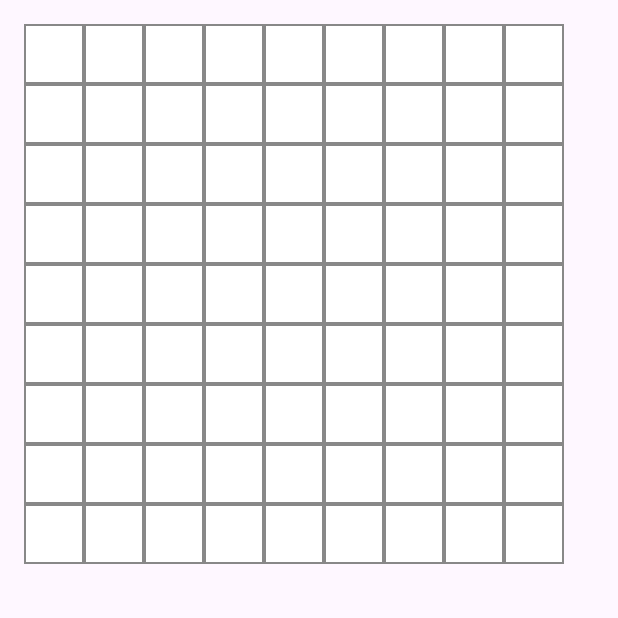
After one commit to gianlucaquaranta/Sudoku-RunTeam, an Android app built with Jetpack Compose: the composable SudokuGrid shown on its own in the app's theme, on a phone screen of 412 x 824 dp, the top half of it. The commit adds this screen. Run offline under Robolectric (Android 15) with nearby library versions, the phone set to English and light mode, and no system bars; libraries missing offline, so code that uses them is left out: it.uniroma2; 1 statement that could not run was skipped.

Commit message:
Scheletro schermata di gioco

```diff
--- a/app/build.gradle.kts
+++ b/app/build.gradle.kts
@@ -49,6 +49,9 @@ dependencies {
     implementation(libs.androidx.ui.graphics)
     implementation(libs.androidx.ui.tooling.preview)
     implementation(libs.androidx.material3)
+    implementation(libs.androidx.navigation.compose)
+    implementation(libs.androidx.lifecycle.viewmodel.compose)
+    implementation(libs.androidx.material.icons.extended)
     testImplementation(libs.junit)
     androidTestImplementation(libs.androidx.junit)
     androidTestImplementation(libs.androidx.espresso.core)
--- /dev/null
+++ b/app/src/main/java/it/uniroma2/RunTeam/Sudoku/ui/game/components/SudokuGrid.kt
@@ -0,0 +1,37 @@
+package it.uniroma2.RunTeam.Sudoku.ui.game.components
+
+import androidx.compose.foundation.background
+import androidx.compose.foundation.border
+import androidx.compose.foundation.layout.*
+import androidx.compose.material3.Text
+import androidx.compose.runtime.Composable
+import androidx.compose.ui.Alignment
+import androidx.compose.ui.Modifier
+import androidx.compose.ui.graphics.Color
+import androidx.compose.ui.unit.dp
+
+@Composable
+fun SudokuGrid() {
+    Column(
+        modifier = Modifier
+            .padding(16.dp)
+            .wrapContentWidth(),
+        horizontalAlignment = Alignment.CenterHorizontally
+    ) {
+        for (i in 0 until 9) {
+            Row(modifier = Modifier.wrapContentWidth()) {
+                for (j in 0 until 9) {
+                    Box(
+                        modifier = Modifier
+                            .size(40.dp)
+                            .border(1.dp, Color.Gray)
+                            .background(Color.White),
+                        contentAlignment = Alignment.Center
+                    ) {
+                        Text(text = "")
+                    }
+                }
+            }
+        }
+    }
+}
```
Also changed, not shown: app/src/main/java/it/uniroma2/RunTeam/Sudoku/MainActivity.kt (+4 -33 lines), app/src/main/java/it/uniroma2/RunTeam/Sudoku/ui/game/GameScreen.kt (added, +42 -0 lines), app/src/main/java/it/uniroma2/RunTeam/Sudoku/ui/game/components/GameTopBar.kt (added, +41 -0 lines), app/src/main/java/it/uniroma2/RunTeam/Sudoku/ui/game/components/NumberPad.kt (added, +45 -0 lines), app/src/main/java/it/uniroma2/RunTeam/Sudoku/ui/game/components/SuggestionButton.kt (added, +15 -0 lines), app/src/main/java/it/uniroma2/RunTeam/Sudoku/ui/theme/Theme.kt (+3 -43 lines), gradle/libs.versions.toml (+8 -0 lines).
